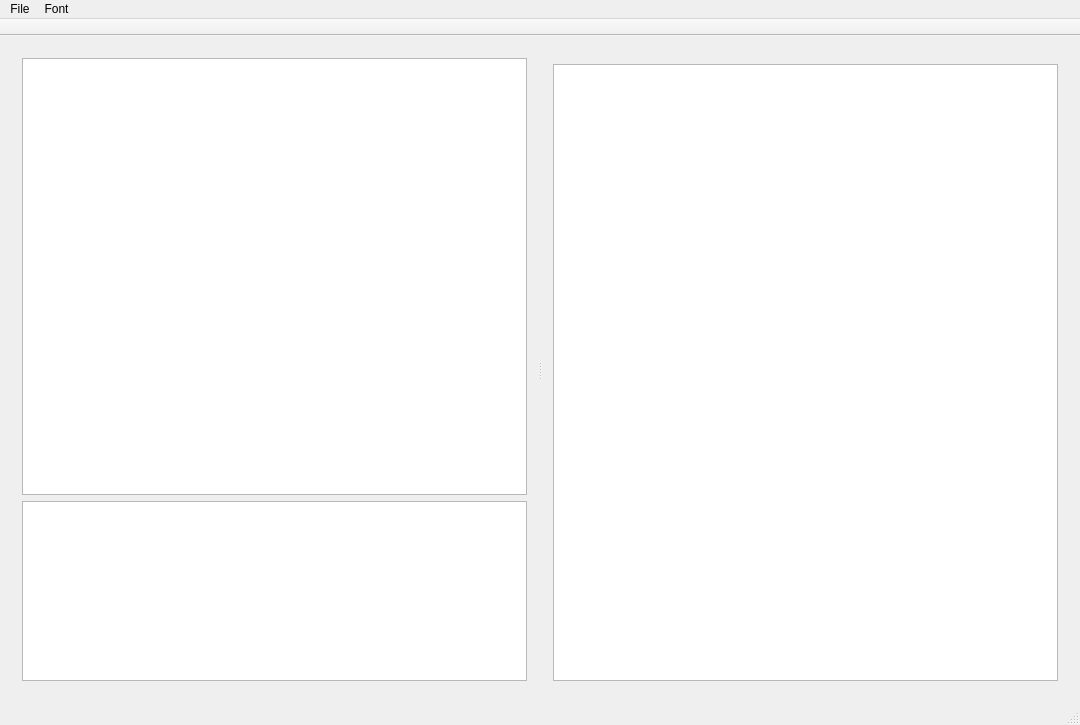
First picture: the form in src/UI/mainwindow.ui, repository SvRTM/FontConverter, before the edit.
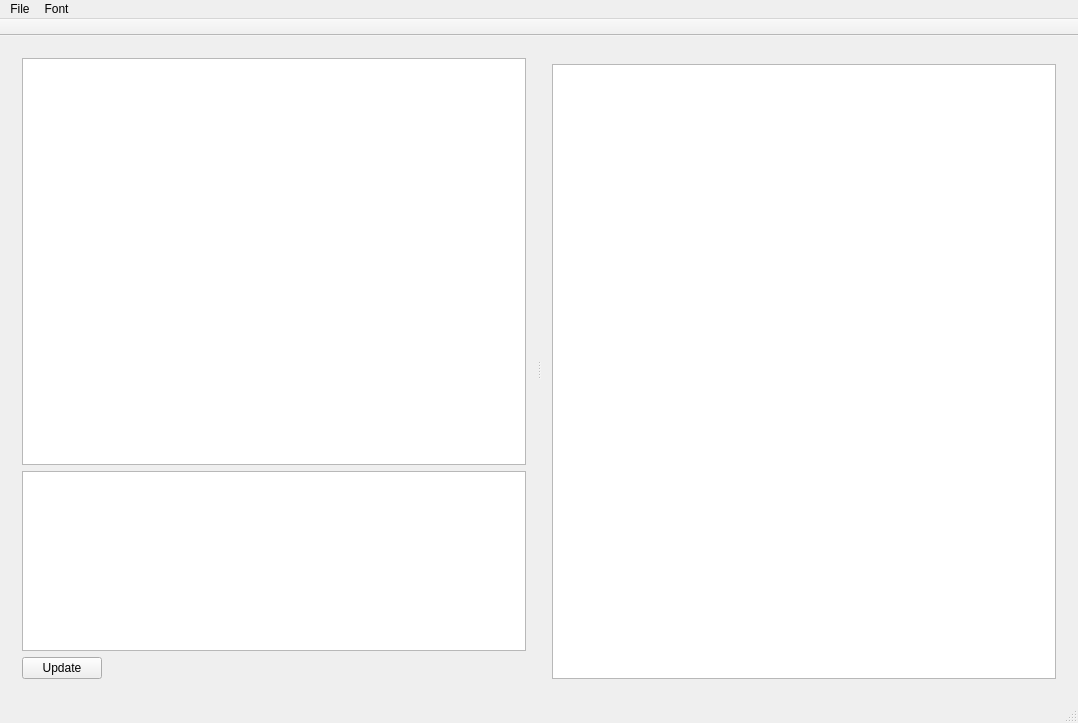
Second picture: the form after the edit. Custom widgets are drawn as their Qt base class.

What changed in the file:
```diff
--- a/src/UI/mainwindow.ui
+++ b/src/UI/mainwindow.ui
@@ -6,8 +6,8 @@
    <rect>
     <x>0</x>
     <y>0</y>
-    <width>1080</width>
-    <height>725</height>
+    <width>1078</width>
+    <height>723</height>
    </rect>
   </property>
   <property name="windowTitle">
@@ -24,8 +24,47 @@
        <enum>Qt::Horizontal</enum>
       </property>
       <widget class="QWidget" name="layoutWidget">
-       <layout class="QVBoxLayout" name="verticalLayout">
-        <item>
+       <layout class="QGridLayout" name="gridLayout">
+        <item row="2" column="0">
+         <widget class="QPushButton" name="updateTbl">
+          <property name="text">
+           <string>Update</string>
+          </property>
+         </widget>
+        </item>
+        <item row="2" column="1">
+         <spacer name="horizontalSpacer">
+          <property name="orientation">
+           <enum>Qt::Horizontal</enum>
+          </property>
+          <property name="sizeHint" stdset="0">
+           <size>
+            <width>40</width>
+            <height>20</height>
+           </size>
+          </property>
+         </spacer>
+        </item>
+        <item row="1" column="0" colspan="2">
+         <widget class="QListView" name="listCharacters">
+          <property name="maximumSize">
+           <size>
+            <width>16777215</width>
+            <height>180</height>
+           </size>
+          </property>
+          <property name="editTriggers">
+           <set>QAbstractItemView::NoEditTriggers</set>
+          </property>
+          <property name="alternatingRowColors">
+           <bool>true</bool>
+          </property>
+          <property name="selectionMode">
+           <enum>QAbstractItemView::NoSelection</enum>
+          </property>
+         </widget>
+        </item>
+        <item row="0" column="0" colspan="2">
          <widget class="SymbolTableView" name="symbolTable">
           <property name="editTriggers">
            <set>QAbstractItemView::NoEditTriggers</set>
@@ -47,25 +86,6 @@
           </property>
          </widget>
         </item>
-        <item>
-         <widget class="QListView" name="listCharacters">
-          <property name="maximumSize">
-           <size>
-            <width>16777215</width>
-            <height>180</height>
-           </size>
-          </property>
-          <property name="editTriggers">
-           <set>QAbstractItemView::NoEditTriggers</set>
-          </property>
-          <property name="alternatingRowColors">
-           <bool>true</bool>
-          </property>
-          <property name="selectionMode">
-           <enum>QAbstractItemView::NoSelection</enum>
-          </property>
-         </widget>
-        </item>
        </layout>
       </widget>
       <widget class="QWidget" name="layoutWidget_2">
@@ -100,7 +120,7 @@
     <rect>
      <x>0</x>
      <y>0</y>
-     <width>1080</width>
+     <width>1078</width>
      <height>23</height>
     </rect>
    </property>
```
